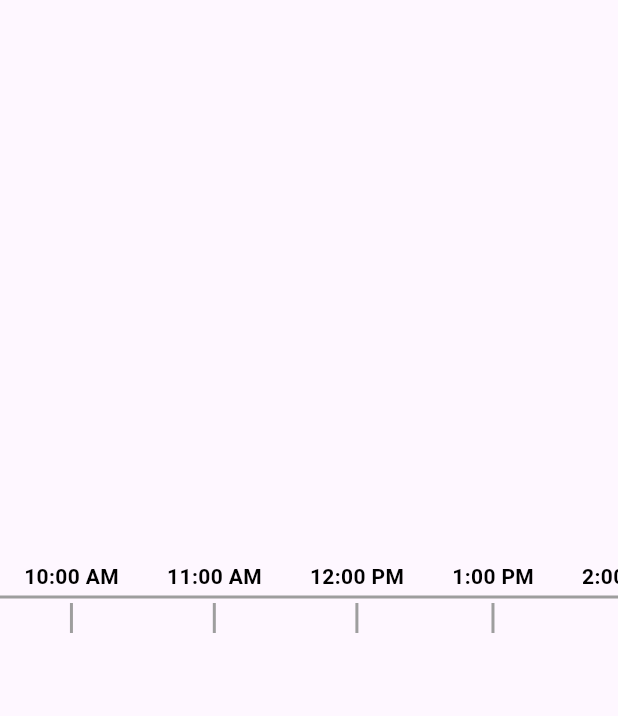
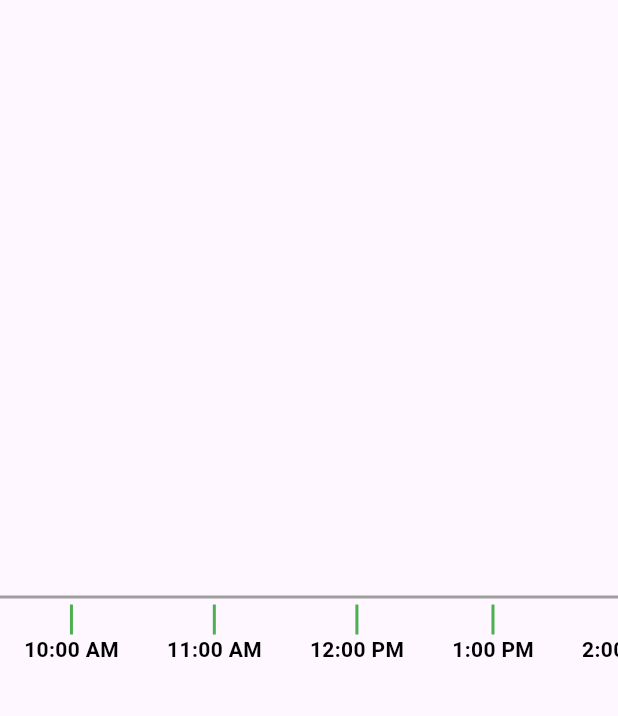
Before and after one commit to RAVISHANKAR2608/flutter-pfour, a Flutter app: the screen it shows after launch, on a phone screen of 412 x 824 dp, the part 63-779 px from its top. Run offline on Flutter 3.47's test engine with Material 3 defaults, Android fonts, the phone set to English and light mode, and no system bars.

Commit message:
Small Change

```diff
--- a/lib/main.dart
+++ b/lib/main.dart
@@ -29,6 +29,9 @@
 
 class _HorizontalTimelineState extends State<HorizontalTimeline> {
   int? selectedIndex;
+
+  // List of booked slots
+  final List<String> bookedSlots = ['2:00 PM', '3:00 PM'];
 
   List<String> generateTimeSlots() {
     List<String> timeSlots = [];
@@ -71,6 +74,7 @@
                   child: TimeSlot(
                     time: timeSlots[index],
                     selected: selectedIndex == index,
+                    booked: bookedSlots.contains(timeSlots[index]),
                     onTap: () {
                       setState(() {
                         selectedIndex = index;
--- a/lib/timeline_event.dart
+++ b/lib/timeline_event.dart
@@ -3,11 +3,13 @@ import 'package:flutter/material.dart';
 class TimeSlot extends StatelessWidget {
   final String time;
   final bool selected;
+  final bool booked;
   final VoidCallback onTap;
 
   TimeSlot({
     required this.time,
     required this.selected,
+    required this.booked,
     required this.onTap,
   });
 
@@ -18,6 +20,12 @@ class TimeSlot extends StatelessWidget {
       child: Column(
         mainAxisAlignment: MainAxisAlignment.center,
         children: [
+          const SizedBox(height: 50.0),
+          Container(
+            height: 20,
+            width: 2,
+            color: booked ? Colors.red : Colors.green,
+          ),
           Text(
             time,
             style: TextStyle(
@@ -25,12 +33,6 @@ class TimeSlot extends StatelessWidget {
               color: selected ? Colors.blue : Colors.black,
             ),
           ),
-          const SizedBox(height: 8.0),
-          Container(
-            height: 20,
-            width: 2,
-            color: selected ? Colors.blue : Colors.grey,
-          ),
         ],
       ),
     );
```
